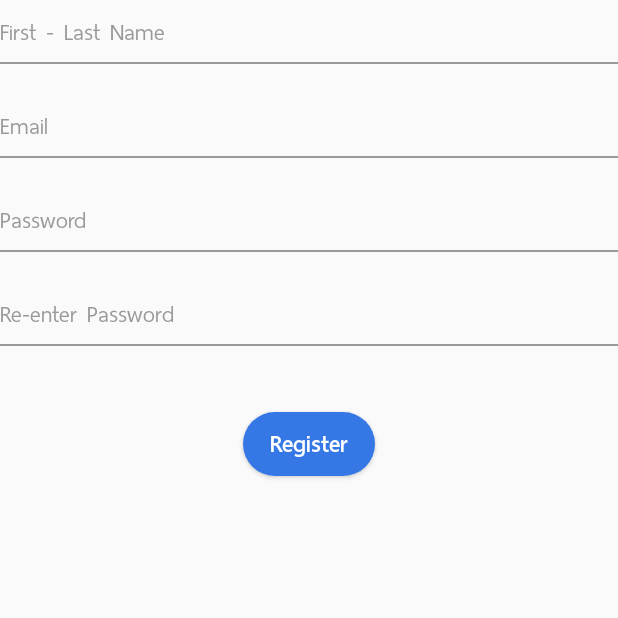
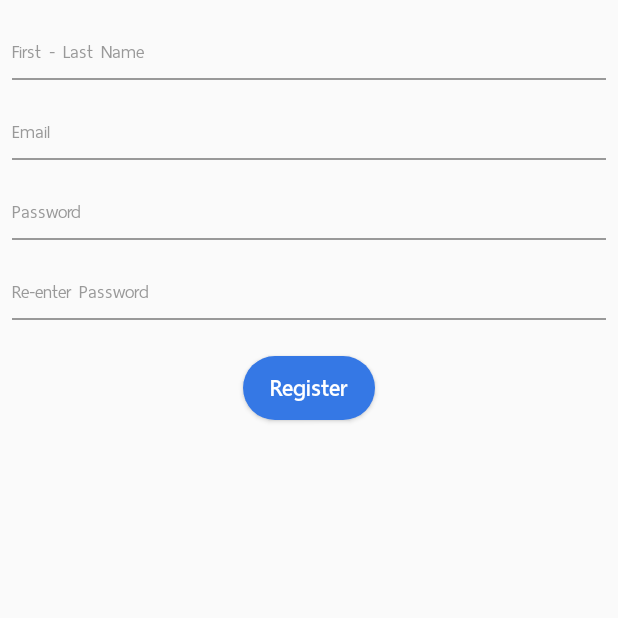
Before and after one commit to chile0101/AloMeApp, an Android app: the fragment SignUpFragment shown on its own in the app's theme, on a phone screen of 412 x 824 dp, the top half of it. Run offline under Robolectric (Android 15) with nearby library versions, the phone set to English and light mode, and no system bars.

Commit message:
update login, welcome layouts

```diff
--- a/app/src/main/res/layout/fragnment_sign_up.xml
+++ b/app/src/main/res/layout/fragnment_sign_up.xml
@@ -1,75 +1,142 @@
 <?xml version="1.0" encoding="utf-8"?>
-<LinearLayout
-    xmlns:android="http://schemas.android.com/apk/res/android"
+<android.support.constraint.ConstraintLayout xmlns:android="http://schemas.android.com/apk/res/android"
+    xmlns:aapt="http://schemas.android.com/aapt"
     xmlns:app="http://schemas.android.com/apk/res-auto"
-    xmlns:aapt="http://schemas.android.com/aapt"
-    android:orientation="vertical"
+    xmlns:tools="http://schemas.android.com/tools"
     android:layout_width="match_parent"
-    android:layout_height="360dp">
+    android:layout_height="wrap_content"
+>
+
     <EditText
         android:id="@+id/edtFullName"
+        style="@style/EditTextUnderLineStyle"
+        android:layout_width="0dp"
+        android:layout_height="wrap_content"
+        android:layout_marginStart="8dp"
+        android:layout_marginTop="16dp"
+        android:layout_marginEnd="8dp"
+        android:fontFamily="@font/thaisansneue_regular"
         android:hint="@string/profile_page_name_text"
         android:inputType="text"
-        android:fontFamily="@font/thaisansneue_regular"
-        style="@style/EditTextUnderLineStyle"/>
+        app:layout_constraintBottom_toTopOf="@+id/tvFullNameError"
+        app:layout_constraintEnd_toEndOf="parent"
+        app:layout_constraintStart_toStartOf="parent"
+        app:layout_constraintTop_toTopOf="parent"
+        app:layout_constraintVertical_chainStyle="packed" />
+
     <TextView
-        android:textSize="@dimen/text_size_12"
-        android:textColor="@color/badge_color"
-        android:gravity="right"
         android:id="@+id/tvFullNameError"
         android:layout_width="match_parent"
         android:layout_height="wrap_content"
-        android:layout_marginTop="@dimen/padding_4"
-        android:fontFamily="@font/thaisansneue_regular"/>
+        android:layout_marginStart="8dp"
+        android:layout_marginEnd="8dp"
+        android:fontFamily="@font/thaisansneue_regular"
+        android:gravity="right"
+        android:textColor="@color/badge_color"
+        android:textSize="@dimen/text_size_12"
+        app:layout_constraintBottom_toTopOf="@+id/edtEmail"
+        app:layout_constraintEnd_toEndOf="parent"
+        app:layout_constraintStart_toStartOf="parent"
+        app:layout_constraintTop_toBottomOf="@+id/edtFullName" />
+
     <EditText
         android:id="@+id/edtEmail"
+        style="@style/EditTextUnderLineStyle"
+        android:layout_width="0dp"
+        android:layout_height="wrap_content"
+        android:layout_marginStart="8dp"
+        android:layout_marginEnd="8dp"
+        android:fontFamily="@font/thaisansneue_regular"
         android:hint="@string/signup_page_email_text"
         android:inputType="textEmailAddress"
-        android:fontFamily="@font/thaisansneue_regular"
-        style="@style/EditTextUnderLineStyle"/>
+        app:layout_constraintBottom_toTopOf="@+id/tvEmailError"
+        app:layout_constraintEnd_toEndOf="parent"
+        app:layout_constraintStart_toStartOf="parent"
+        app:layout_constraintTop_toBottomOf="@+id/tvFullNameError" />
+
     <TextView
-        android:textSize="@dimen/text_size_12"
-        android:textColor="@color/badge_color"
-        android:gravity="right"
         android:id="@+id/tvEmailError"
         android:layout_width="match_parent"
         android:layout_height="wrap_content"
-        android:layout_marginTop="@dimen/padding_4"
-        android:fontFamily="@font/thaisansneue_regular"/>
+        android:fontFamily="@font/thaisansneue_regular"
+        android:gravity="right"
+        android:textColor="@color/badge_color"
+        android:textSize="@dimen/text_size_12"
+        app:layout_constraintBottom_toTopOf="@+id/edtPassword"
+        app:layout_constraintEnd_toEndOf="parent"
+        app:layout_constraintStart_toStartOf="parent"
+        app:layout_constraintTop_toBottomOf="@+id/edtEmail" />
+
     <EditText
         android:id="@+id/edtPassword"
+        style="@style/EditTextUnderLineStyle"
+        android:layout_width="0dp"
+        android:layout_height="wrap_content"
+        android:layout_marginStart="8dp"
+        android:layout_marginEnd="8dp"
+        android:fontFamily="@font/thaisansneue_regular"
         android:hint="@string/sign_in_password"
         android:inputType="textPassword"
-        android:fontFamily="@font/thaisansneue_regular"
-        style="@style/EditTextUnderLineStyle"/>
+        app:layout_constraintBottom_toTopOf="@+id/tvPasswordError"
+        app:layout_constraintEnd_toEndOf="parent"
+        app:layout_constraintStart_toStartOf="parent"
+        app:layout_constraintTop_toBottomOf="@+id/tvEmailError" />
+
     <TextView
-        android:textSize="@dimen/text_size_12"
-        android:textColor="@color/badge_color"
-        android:gravity="right"
         android:id="@+id/tvPasswordError"
         android:layout_width="match_parent"
         android:layout_height="wrap_content"
-        android:layout_marginTop="@dimen/padding_4"
-        android:fontFamily="@font/thaisansneue_regular"/>
-    <EditText android:id="@+id/edtConfirmPassword"
+        android:layout_marginStart="8dp"
+        android:layout_marginEnd="8dp"
+        android:fontFamily="@font/thaisansneue_regular"
+        android:gravity="right"
+        android:textColor="@color/badge_color"
+        android:textSize="@dimen/text_size_12"
+        app:layout_constraintBottom_toTopOf="@+id/edtConfirmPassword"
+        app:layout_constraintEnd_toEndOf="parent"
+        app:layout_constraintStart_toStartOf="parent"
+        app:layout_constraintTop_toBottomOf="@+id/edtPassword" />
+
+    <EditText
+        android:id="@+id/edtConfirmPassword"
+        style="@style/EditTextUnderLineStyle"
+        android:layout_width="0dp"
+        android:layout_height="wrap_content"
+        android:layout_marginStart="8dp"
+        android:layout_marginEnd="8dp"
+        android:fontFamily="@font/thaisansneue_regular"
         android:hint="@string/signup_page_confirm_password_text"
         android:inputType="textPassword"
-        android:fontFamily="@font/thaisansneue_regular"
-        style="@style/EditTextUnderLineStyle"/>
+        app:layout_constraintBottom_toTopOf="@+id/tvConfirmPasswordError"
+        app:layout_constraintEnd_toEndOf="parent"
+        app:layout_constraintStart_toStartOf="parent"
+        app:layout_constraintTop_toBottomOf="@+id/tvPasswordError" />
+
     <TextView
-        android:textSize="@dimen/text_size_12"
-        android:textColor="@color/badge_color"
-        android:gravity="right"
         android:id="@+id/tvConfirmPasswordError"
         android:layout_width="match_parent"
         android:layout_height="wrap_content"
-        android:layout_marginTop="@dimen/padding_4"
-        android:fontFamily="@font/thaisansneue_regular"/>
+        android:layout_marginStart="8dp"
+        android:layout_marginEnd="8dp"
+        android:fontFamily="@font/thaisansneue_regular"
+        android:gravity="right"
+        android:textColor="@color/badge_color"
+        android:textSize="@dimen/text_size_12"
+        app:layout_constraintBottom_toTopOf="@+id/btnSignUp"
+        app:layout_constraintEnd_toEndOf="parent"
+        app:layout_constraintStart_toStartOf="parent"
+        app:layout_constraintTop_toBottomOf="@+id/edtConfirmPassword" />
+
     <Button
         android:id="@+id/btnSignUp"
-        android:layout_gravity="center"
-        android:layout_marginTop="@dimen/padding_24"
-        android:layout_marginBottom="@dimen/padding_4"
+        style="@style/OrangeButtonWrapContentStyle"
+        android:layout_marginStart="8dp"
+        android:layout_marginTop="8dp"
+        android:layout_marginEnd="8dp"
+        android:layout_marginBottom="16dp"
         android:text="@string/signin_signup_page_register_text"
-        style="@style/OrangeButtonWrapContentStyle"/>
-</LinearLayout>
+        app:layout_constraintBottom_toBottomOf="parent"
+        app:layout_constraintEnd_toEndOf="parent"
+        app:layout_constraintStart_toStartOf="parent"
+        app:layout_constraintTop_toBottomOf="@+id/tvConfirmPasswordError" />
+</android.support.constraint.ConstraintLayout>
--- a/app/src/main/res/values/styles.xml
+++ b/app/src/main/res/values/styles.xml
@@ -111,7 +111,7 @@
     <!--=====================================================-->
 
     <style name="EditTextUnderLineStyle">
-        <item name="android:textSize">@dimen/text_size_20</item>
+        <item name="android:textSize">@dimen/text_size_16</item>
         <item name="android:textColor">@color/dark_gray_color</item>
         <item name="android:textColorHint">@color/gray_color</item>
         <item name="android:background">@drawable/edittext_bg</item>
```
Also changed, not shown: app/src/main/res/layout/activity_sign_in_sign_up.xml (+2 -5 lines), app/src/main/res/layout/fragment_sign_in.xml (+79 -36 lines).
